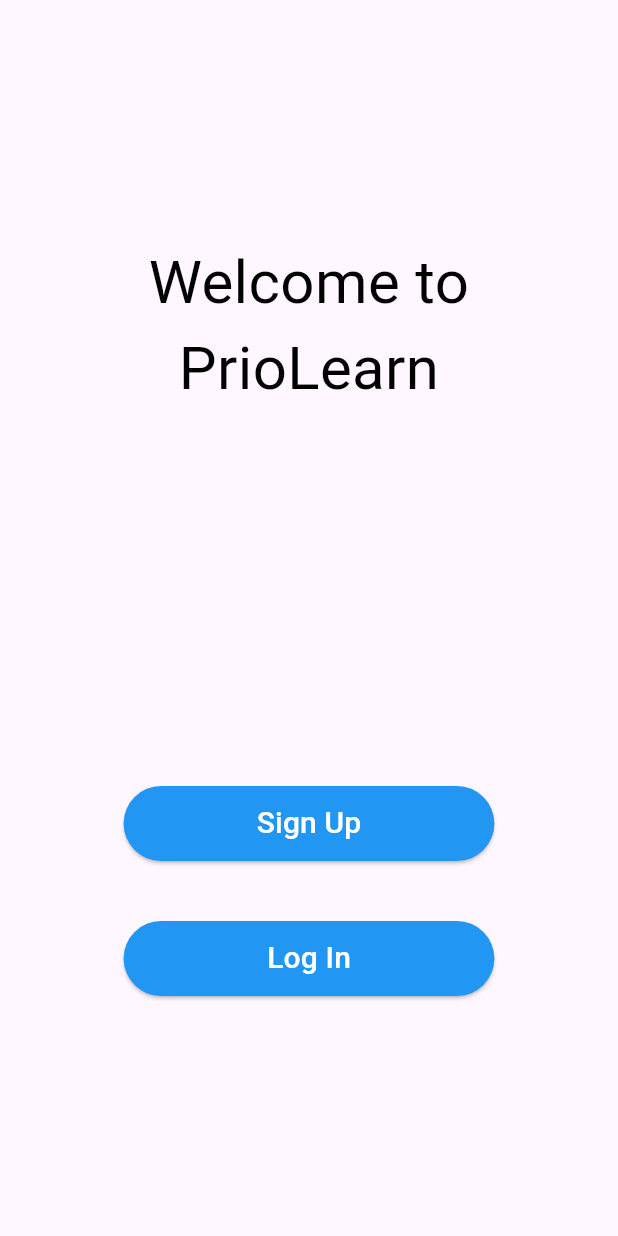
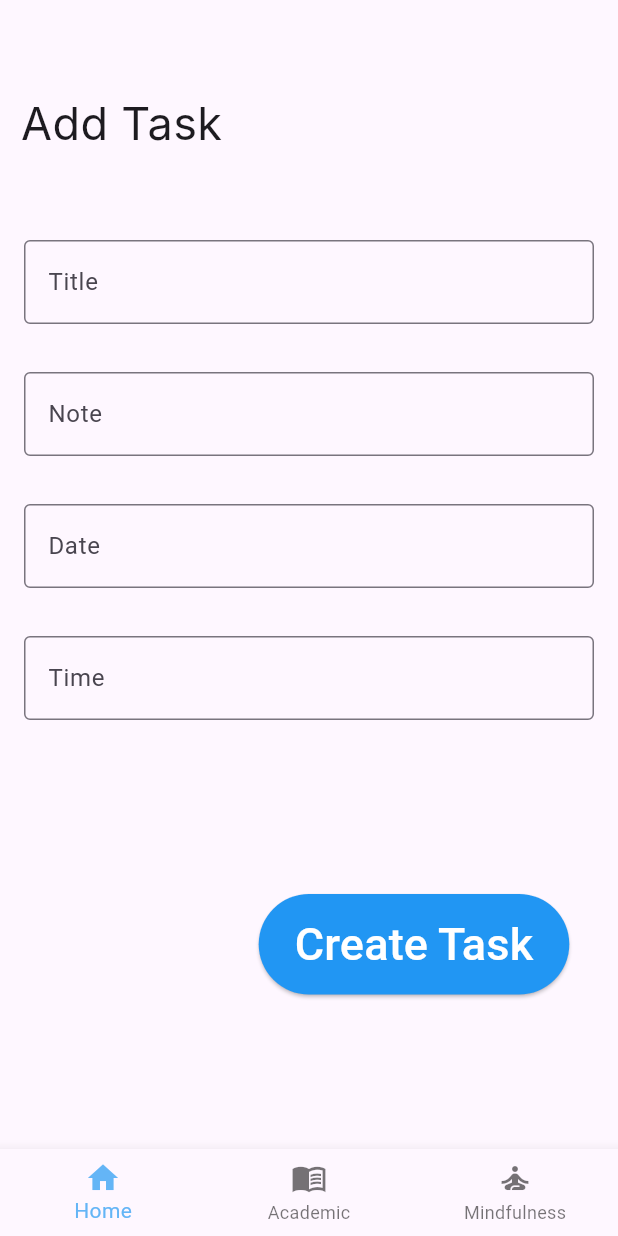
Before and after one commit to asiripr/priolearn, a Flutter app: the screen it shows after launch, on a phone screen of 412 x 824 dp. Run offline on Flutter 3.47's test engine with Material 3 defaults, Android fonts, the phone set to English and light mode, and no system bars; Roboto replaces fonts that are missing (Inter).

Commit message:
I add add_task page

```diff
--- /dev/null
+++ b/lib/add_task.dart
@@ -0,0 +1,118 @@
+import 'package:flutter/material.dart';
+
+void main() {
+  runApp(AddTask());
+}
+
+class AddTask extends StatelessWidget {
+  AddTask({Key? key}) : super(key: key);
+
+  int _selectedItem = 0; // Placeholder for selected item index
+
+  void _onItemTapped(int index) {
+    // Placeholder for item tap handler
+    // You can implement the logic for handling item taps here
+  }
+
+  @override
+  Widget build(BuildContext context) {
+    return MaterialApp(
+      debugShowCheckedModeBanner: false,
+      title: "PrioLearn",
+      home: Scaffold(
+        appBar: AppBar(),
+        body: Column(
+          children: [
+            const Padding(
+              padding: EdgeInsets.only(top: 5, right: 250),
+              child: Text(
+                "Add Task",
+                textAlign: TextAlign.left,
+                style: TextStyle(
+                  fontSize: 30,
+                  fontFamily: 'Inter',
+                ),
+              ),
+            ),
+            SizedBox(height: 40),
+            const Padding(
+              padding: EdgeInsets.all(16.0),
+              child: TextField(
+                decoration: InputDecoration(
+                  labelText: 'Title',
+                  hintText: '',
+                  border: OutlineInputBorder(),
+                ),
+              ),
+            ),
+            const Padding(
+              padding: EdgeInsets.all(16.0),
+              child: TextField(
+                decoration: InputDecoration(
+                  labelText: 'Note',
+                  hintText: '',
+                  border: OutlineInputBorder(),
+                ),
+              ),
+            ),
+            const Padding(
+              padding: EdgeInsets.all(16.0),
+              child: TextField(
+                decoration: InputDecoration(
+                  labelText: 'Date',
+                  hintText: '',
+                  border: OutlineInputBorder(),
+                ),
+              ),
+            ),
+            const Padding(
+              padding: EdgeInsets.all(16.0),
+              child: TextField(
+                decoration: InputDecoration(
+                  labelText: 'Time',
+                  hintText: "",
+                  border: OutlineInputBorder(),
+                ),
+              ),
+            ),
+            SizedBox(height: 100),
+            Padding(
+              padding: const EdgeInsets.only(bottom: 10, left: 140),
+              child: ElevatedButton(
+                onPressed: () {},
+                style: ElevatedButton.styleFrom(
+                  minimumSize: const Size(200, 67),
+                  backgroundColor: Colors.blue,
+                ),
+                child: const Text(
+                  "Create Task",
+                  style: TextStyle(fontSize: 30, color: Colors.white),
+                ),
+              ),
+            ),
+          ],
+        ),
+        // Design the bottom app bar
+        bottomNavigationBar: BottomNavigationBar(
+          selectedItemColor: Colors.blue[300],
+          currentIndex: _selectedItem,
+          onTap: _onItemTapped,
+          items: const <BottomNavigationBarItem>[
+            BottomNavigationBarItem(
+              icon: Icon(Icons.home),
+              label: 'Home',
+            ),
+            BottomNavigationBarItem(
+              icon: Icon(Icons.menu_book_sharp),
+              label: 'Academic',
+            ),
+            BottomNavigationBarItem(
+              icon: Icon(Icons.self_improvement),
+              label: 'Mindfulness',
+            ),
+          ],
+        ),
+      ),
+    );
+  }
+}
--- a/lib/main.dart
+++ b/lib/main.dart
@@ -1,4 +1,5 @@
 import 'package:flutter/material.dart';
+import 'package:group_13_priolearn/add_task.dart';
 import 'package:group_13_priolearn/authentication/welcome.dart';
 import 'package:group_13_priolearn/pages/home.dart';
 
@@ -11,8 +12,6 @@ class MainApp extends StatelessWidget {
 
   @override
   Widget build(BuildContext context) {
-    return MaterialApp(
-        debugShowCheckedModeBanner: false,
-        home: ((Welcome())));
+    return MaterialApp(debugShowCheckedModeBanner: false, home: ((AddTask())));
   }
 }
```
Also changed, not shown: lib/pages/stream_select.dart (added).
